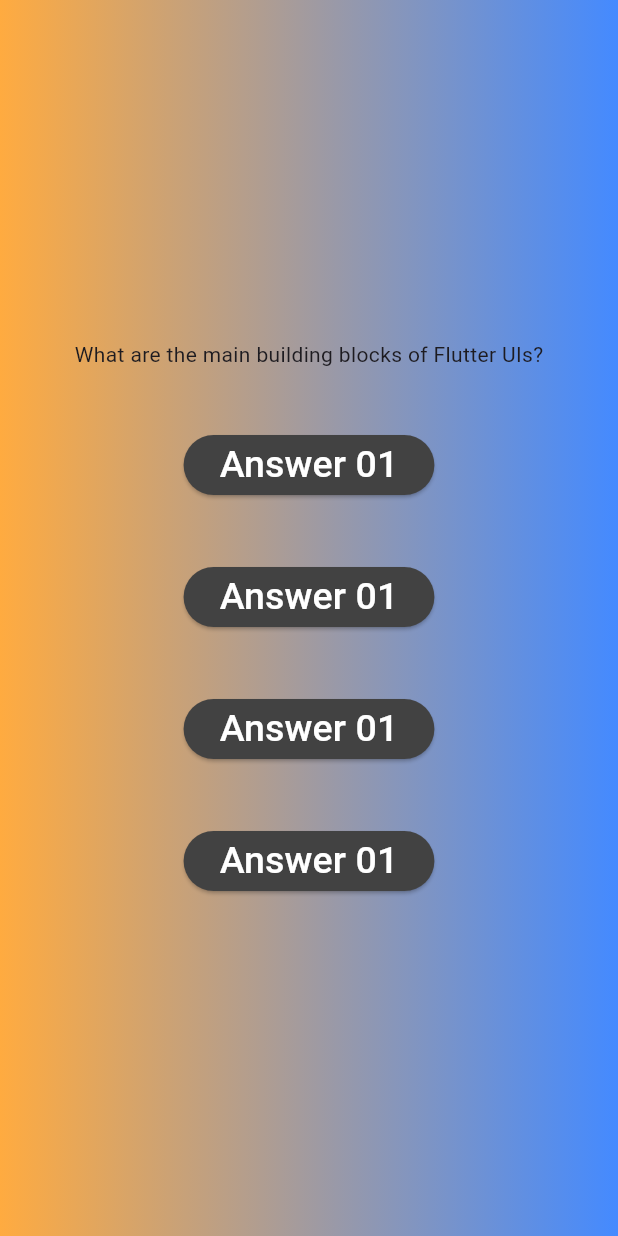
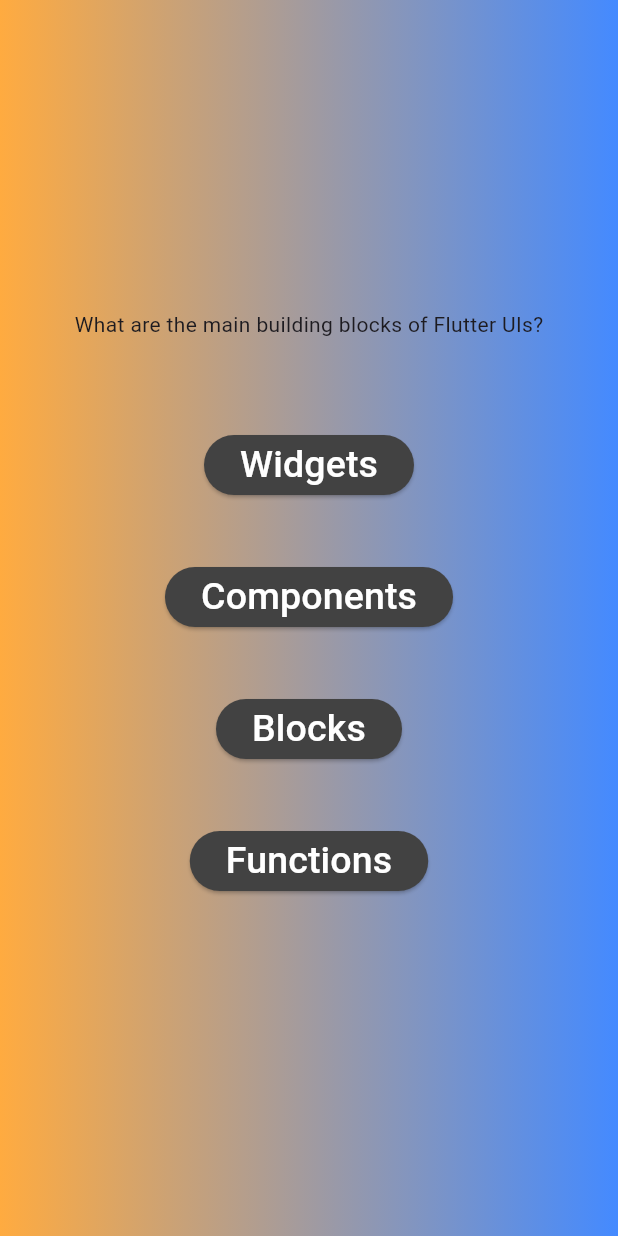
Before and after one commit to ramyhany0/quiz_app, a Flutter app: the screen it shows after launch, after a tap on "Start Quiz", on a phone screen of 412 x 824 dp. Run offline on Flutter 3.47's test engine with Material 3 defaults, Android fonts, the phone set to English and light mode, and no system bars.

Commit message:
made Map Function for button answer  using e as element name

```diff
--- a/lib/question.dart
+++ b/lib/question.dart
@@ -10,7 +10,7 @@ class Question extends StatefulWidget {
 }
 
 class _QuestionsState extends State<Question> {
-  final CurrenQuestion = questions[0];
+  final currenQuestion = questions[0];
   @override
   Widget build(BuildContext context) {
     return SizedBox(
@@ -19,24 +19,18 @@ class _QuestionsState extends State<Question> {
         mainAxisAlignment: MainAxisAlignment.center,
         children: [
           Text(
-            CurrenQuestion.text,
+            currenQuestion.text,
           ),
           const SizedBox(
             height: 40,
           ),
-          AnswerButton(answerText: "Answer 01", onPressed: () {}),
-          const SizedBox(
-            height: 40,
+          ...currenQuestion.answer.map(
+            (e) {
+              return Container(
+                  margin: const EdgeInsets.all(20),
+                  child: AnswerButton(answerText: e, onPressed: () {}));
+            },
           ),
-          AnswerButton(answerText: "Answer 01", onPressed: () {}),
-          const SizedBox(
-            height: 40,
-          ),
-          AnswerButton(answerText: "Answer 01", onPressed: () {}),
-          const SizedBox(
-            height: 40,
-          ),
-          AnswerButton(answerText: "Answer 01", onPressed: () {}),
         ],
       ),
     );
```
